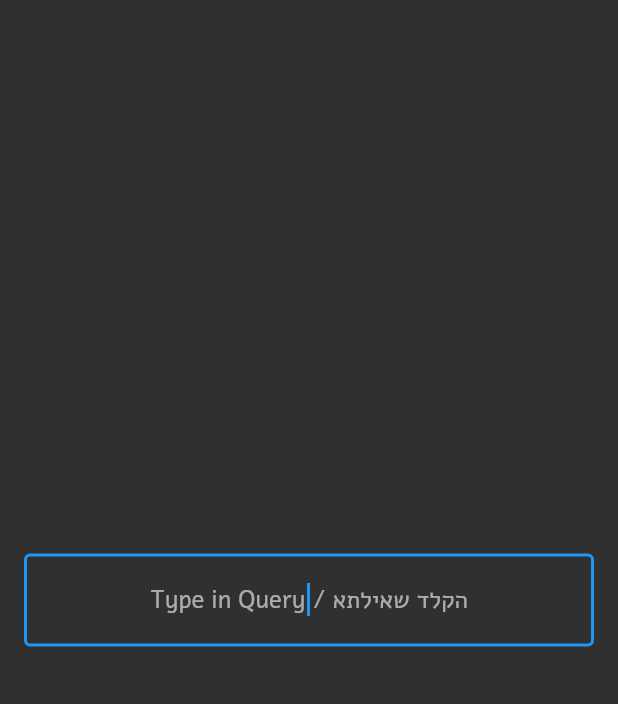
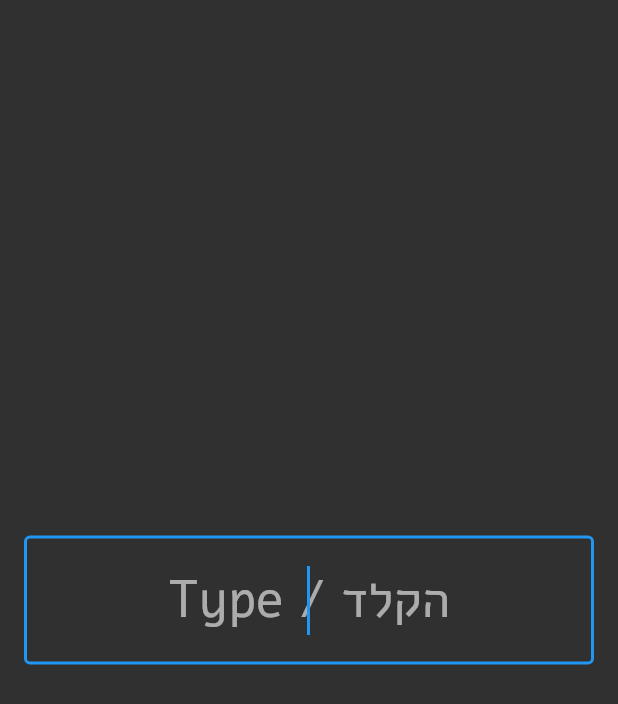
Before and after one commit to idow09/instant-morfix, a Flutter app: the screen it shows after launch, on a phone screen of 412 x 824 dp. Shown: the top 704 px of the screen. Run offline on Flutter 3.47's test engine with Material 2 defaults, Android fonts, the phone set to English and light mode, and no system bars; our stand-ins replace rxdart.

Commit message:
Adjusted text style for input

```diff
--- a/lib/widgets/input_widget.dart
+++ b/lib/widgets/input_widget.dart
@@ -41,6 +41,7 @@ class _InputWidgetState extends State<InputWidget> {
   @override
   Widget build(BuildContext context) {
     return TextFormField(
+      style: Theme.of(context).textTheme.display1,
       textAlign: TextAlign.center,
       textInputAction: TextInputAction.done,
       focusNode: _focusNode,
@@ -49,7 +50,7 @@ class _InputWidgetState extends State<InputWidget> {
       onFieldSubmitted: (s) => widget.bloc.search.add(s),
       decoration: const InputDecoration(
         border: OutlineInputBorder(),
-        hintText: 'Type in Query / הקלד שאילתא',
+        hintText: 'Type / הקלד',
 //        suffixIcon: GestureDetector(
 //          dragStartBehavior: DragStartBehavior.down,
 //          onTap: () {},
```
